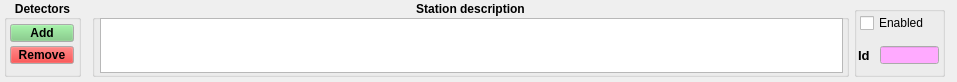
This is ui/stationgb.ui in afrankenthal/Monicelli as Qt 5 draws it before an edit. The edited form follows.
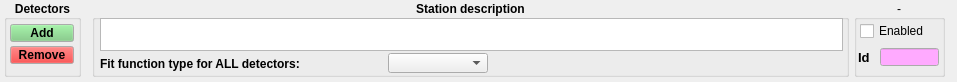
This is the edited form. Custom widgets are drawn as their Qt base class.

Patch:
```diff
--- a/ui/stationgb.ui
+++ b/ui/stationgb.ui
@@ -89,21 +89,55 @@
       <x>8</x>
       <y>18</y>
       <width>743</width>
-      <height>55</height>
+      <height>33</height>
      </rect>
     </property>
     <property name="cursor" stdset="0">
      <cursorShape>IBeamCursor</cursorShape>
     </property>
    </widget>
+   <widget class="customComboBox" name="dCalibrationFitFunctionCB">
+    <property name="geometry">
+     <rect>
+      <x>296</x>
+      <y>53</y>
+      <width>100</width>
+      <height>20</height>
+     </rect>
+    </property>
+    <property name="cursor">
+     <cursorShape>PointingHandCursor</cursorShape>
+    </property>
+    <property name="editable">
+     <bool>false</bool>
+    </property>
+    <item>
+     <property name="text">
+      <string/>
+     </property>
+    </item>
+   </widget>
+   <widget class="QLabel" name="dCalibrationsFitFunctionLB">
+    <property name="geometry">
+     <rect>
+      <x>8</x>
+      <y>56</y>
+      <width>281</width>
+      <height>16</height>
+     </rect>
+    </property>
+    <property name="text">
+     <string>Fit function type for ALL detectors:</string>
+    </property>
+   </widget>
   </widget>
   <widget class="QGroupBox" name="groupBox">
    <property name="geometry">
     <rect>
      <x>854</x>
-     <y>6</y>
+     <y>0</y>
      <width>91</width>
-     <height>71</height>
+     <height>77</height>
     </rect>
    </property>
    <property name="toolTip">
@@ -122,13 +156,16 @@
 &lt;p style=&quot; margin-top:0px; margin-bottom:0px; margin-left:0px; margin-right:0px; -qt-block-indent:0; text-indent:0px;&quot;&gt;file but unused by the reconstruction program.&lt;/p&gt;&lt;/td&gt;&lt;/tr&gt;&lt;/table&gt;&lt;/body&gt;&lt;/html&gt;</string>
    </property>
    <property name="title">
-    <string/>
+    <string>-</string>
+   </property>
+   <property name="alignment">
+    <set>Qt::AlignCenter</set>
    </property>
    <widget class="customCheckBox" name="stationInUseCB">
     <property name="geometry">
      <rect>
       <x>6</x>
-      <y>6</y>
+      <y>20</y>
       <width>81</width>
       <height>22</height>
      </rect>
@@ -154,7 +191,7 @@
     <property name="geometry">
      <rect>
       <x>4</x>
-      <y>40</y>
+      <y>48</y>
       <width>19</width>
       <height>18</height>
      </rect>
@@ -211,7 +248,7 @@
     <property name="geometry">
      <rect>
       <x>26</x>
-      <y>40</y>
+      <y>48</y>
       <width>59</width>
       <height>18</height>
      </rect>
@@ -458,6 +495,11 @@
    <extends>QTextEdit</extends>
    <header location="global">customTextEdit.h</header>
   </customwidget>
+  <customwidget>
+   <class>customComboBox</class>
+   <extends>QComboBox</extends>
+   <header location="global">customComboBox.h</header>
+  </customwidget>
   <customwidget>
    <class>customCheckBox</class>
    <extends>QCheckBox</extends>
```
